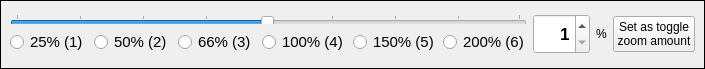
The window that zoomdlg.ui (towhee/Winnow64) describes before a commit, drawn with Qt 5.
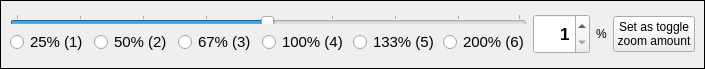
The same window after the commit.

```diff
--- a/zoomdlg.ui
+++ b/zoomdlg.ui
@@ -127,7 +127,7 @@
            <string>Shortcut = 3</string>
           </property>
           <property name="text">
-           <string>66% (3)</string>
+           <string>67% (3)</string>
           </property>
           <property name="shortcut">
            <string>3</string>
@@ -163,7 +163,7 @@
            <string>Shortcut = 5</string>
           </property>
           <property name="text">
-           <string>150% (5)</string>
+           <string>133% (5)</string>
           </property>
           <property name="shortcut">
            <string>5</string>
```
Left out of the diff: 6 changed lines with no effect on the pictures.
